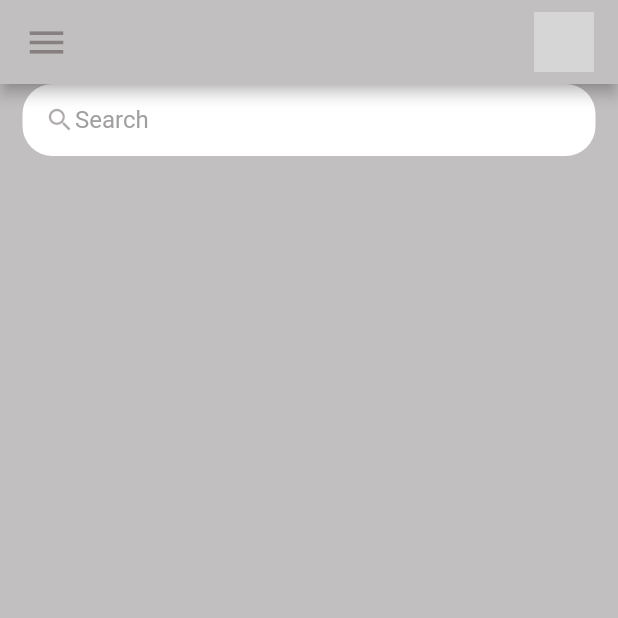
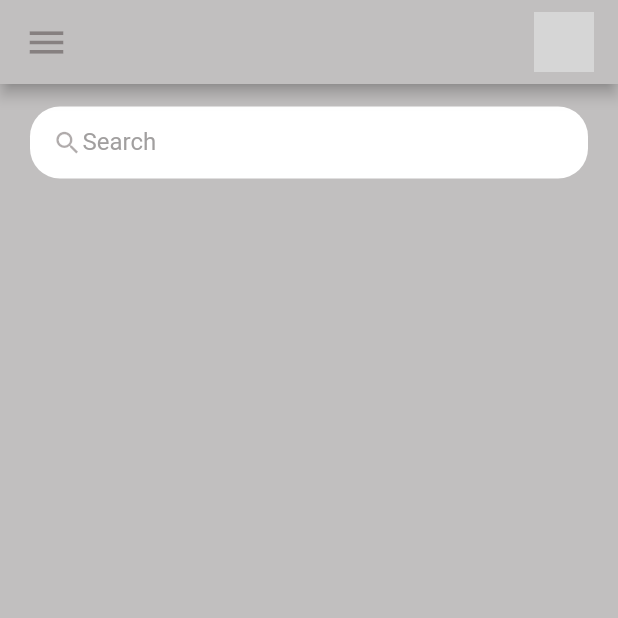
Before and after one commit to kirtijangid/To-Do_app, a Flutter app: the screen it shows after launch, on a phone screen of 412 x 824 dp, the top half of it. Run offline on Flutter 3.47's test engine with Material 2 defaults, Android fonts, the phone set to English and light mode, and no system bars; grey boxes are pictures that could not be loaded.

Commit message:
giving padding to the container

```diff
--- a/lib/screens/home.dart
+++ b/lib/screens/home.dart
@@ -10,10 +10,21 @@ class Home extends StatelessWidget {
       backgroundColor: tdBGColor,
       appBar: _buildAppBar(),
       body: Container(
-        padding: EdgeInsets.symmetric(horizontal: 15),
+        padding: EdgeInsets.symmetric(
+          horizontal: 20,
+          vertical: 15,
+        ),
         child: Column(
           children: [
-            Container(
+            searchBox(),
+          ],
+        ),
+      ),
+    );
+  }
+
+  Widget searchBox() {
+    return Container(
       padding: EdgeInsets.symmetric(horizontal: 15),
       decoration: BoxDecoration(
         color: Colors.white,
@@ -34,10 +45,6 @@ class Home extends StatelessWidget {
           border: InputBorder.none,
           hintText: 'Search',
           hintStyle: TextStyle(color: tdGrey),
-                      ),
-                      ),
-            ),
-          ],
         ),
       ),
     );
```
Lines whose indentation alone changed are shown as unchanged.
